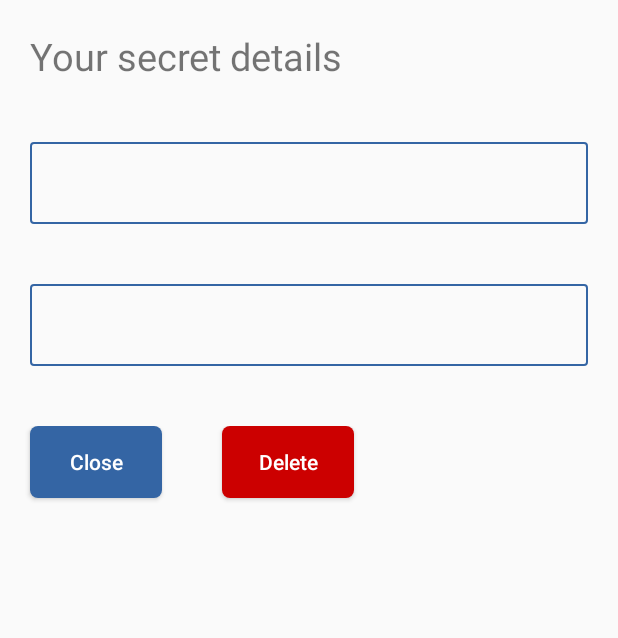
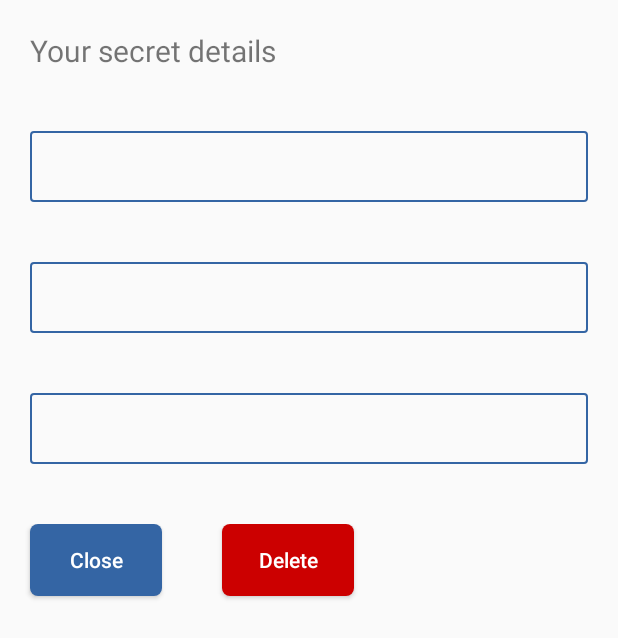
Before and after one commit to sujiths/CryptoBox, an Android app: the layout display_secrets.xml on its own in the app's theme, with its tools: preview values and no code run, on a phone screen of 412 x 824 dp. Shown: the top 638 px of the screen. Run offline under Robolectric (Android 15) with nearby library versions, the phone set to English and light mode, and no system bars.

Commit message:
Display additional details

```diff
--- a/app/src/main/java/com/ss/cryptobox/ClearDialogActivity.java
+++ b/app/src/main/java/com/ss/cryptobox/ClearDialogActivity.java
@@ -25,6 +25,10 @@ public class ClearDialogActivity extends AppCompatActivity {
 
         Intent intent = getIntent();
         Bundle bundle = intent.getExtras();
+
+        TextView name = findViewById(R.id.display_name);
+        name.setText(bundle.getString("name"));
+
         TextView user = findViewById(R.id.display_user);
         user.setText(bundle.getString("user"));
 
--- a/app/src/main/java/com/ss/cryptobox/SecretsViewActivity.java
+++ b/app/src/main/java/com/ss/cryptobox/SecretsViewActivity.java
@@ -139,9 +139,11 @@ public class SecretsViewActivity extends AppCompatActivity {
                 Cursor selection = getContentResolver().query(Constants.BASE_CONTENT_URI, null, null, null, null);
                 selection.move(position + 1);
                 Intent intent = new Intent(getApplicationContext(), ClearDialogActivity.class);
+                String name = appKeyStore.Decrypt(selection.getString(selection.getColumnIndex(Constants.SECRET_NAME)));
                 String user = appKeyStore.Decrypt(selection.getString(selection.getColumnIndex(Constants.SECRET_USRNAME)));
                 String pass = appKeyStore.Decrypt(selection.getString(selection.getColumnIndex(Constants.SECRET_PASSWD)));
                 Bundle bundle = new Bundle();
+                bundle.putString("name", name);
                 bundle.putString("user", user);
                 bundle.putString("pass", pass);
                 intent.putExtras(bundle);
--- a/app/src/main/res/layout/display_secrets.xml
+++ b/app/src/main/res/layout/display_secrets.xml
@@ -9,7 +9,16 @@
         android:layout_height="wrap_content"
         android:layout_margin="20dp"
         android:text="Your secret details"
-        android:textSize="25sp" />
+        android:textSize="20sp" />
+
+    <TextView
+        android:id="@+id/display_name"
+        android:layout_width="match_parent"
+        android:layout_height="wrap_content"
+        android:layout_margin="20dp"
+        android:background="@drawable/textview_theme"
+        android:padding="10dp"
+        android:textSize="20sp" />
 
     <TextView
         android:id="@+id/display_user"
@@ -18,7 +27,7 @@
         android:layout_margin="20dp"
         android:background="@drawable/textview_theme"
         android:padding="10dp"
-        android:textSize="25sp" />
+        android:textSize="20sp" />
 
     <TextView
         android:id="@+id/display_pass"
@@ -27,7 +36,7 @@
         android:layout_margin="20dp"
         android:background="@drawable/textview_theme"
         android:padding="10dp"
-        android:textSize="25sp" />
+        android:textSize="20sp" />
 
     <LinearLayout
         android:layout_width="match_parent"
```
